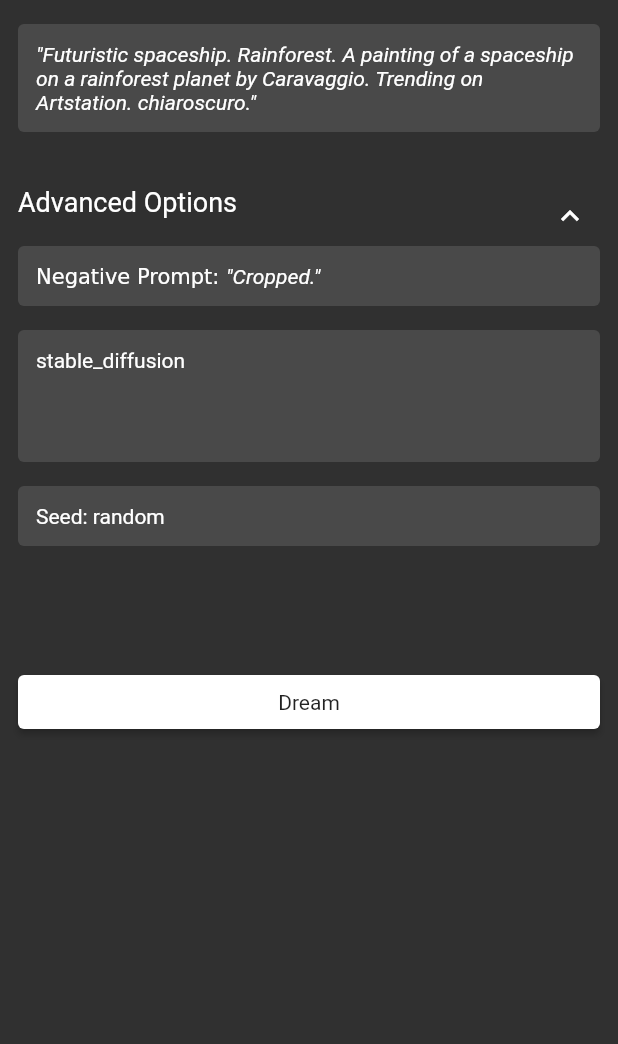
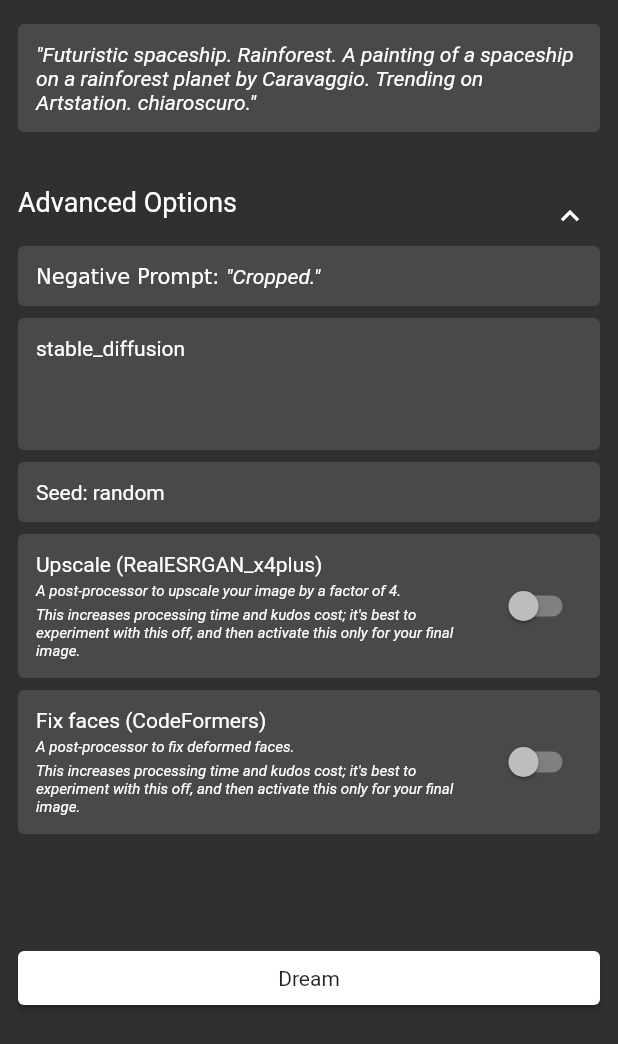
Before and after one commit to ndahlquist/stable-horde-flutter, a Flutter app: the DreamTab widget shown alone on an empty page, opened directly, after a tap on "Advanced Options", on a phone screen of 412 x 824 dp. Shown: the top 1044 px of the screen. Run offline on Flutter 3.47's test engine with Material 2 defaults, Android fonts, the phone set to English and light mode, and no system bars; drawn by our look-alikes of expandable; our stand-ins replace cached_network_image, firebase_core, firebase_remote_config, flutter_svg, google_fonts, isar and 3 more; accounts and stored records are empty; generated files the repository leaves out were written again; network calls fail; Roboto replaces fonts that are missing (Ubuntu).

Commit message:
Add options for post-processors. (#55)

```diff
--- a/lib/blocs/shared_prefs_bloc.dart
+++ b/lib/blocs/shared_prefs_bloc.dart
@@ -10,6 +10,8 @@ class _SharedPrefsBloc {
   static const _negativePromptKey = 'NEGATIVE_PROMPT_KEY';
   static const _modelKey = 'MODEL_KEY';
   static const _seedKey = 'SEED_KEY';
+  static const _upscaleKey = 'UPSCALE_KEY';
+  static const _codeformersKey = 'CODEFORMERS_KEY';
 
   static const defaultPrompt =
       "Futuristic spaceship. Rainforest. A painting of a spaceship on a rainforest planet by Caravaggio. Trending on Artstation. chiaroscuro.";
@@ -85,6 +87,26 @@ class _SharedPrefsBloc {
     final prefs = await SharedPreferences.getInstance();
     await prefs.setString(_modelKey, modelName);
   }
+
+  Future<bool> getUpscaleEnabled() async {
+    final prefs = await SharedPreferences.getInstance();
+    return prefs.getBool(_upscaleKey) ?? false;
+  }
+
+  Future setUpscaleEnabled(bool enabled) async {
+    final prefs = await SharedPreferences.getInstance();
+    await prefs.setBool(_upscaleKey, enabled);
+  }
+
+  Future<bool> getCodeformersEnabled() async {
+    final prefs = await SharedPreferences.getInstance();
+    return prefs.getBool(_codeformersKey) ?? false;
+  }
+
+  Future setCodeformersEnabled(bool enabled) async {
+    final prefs = await SharedPreferences.getInstance();
+    await prefs.setBool(_codeformersKey, enabled);
+  }
 }
 
 final sharedPrefsBloc = _SharedPrefsBloc();
--- a/lib/blocs/tasks_bloc.dart
+++ b/lib/blocs/tasks_bloc.dart
@@ -16,6 +16,16 @@ class _TasksBloc {
     final negativePrompt = await sharedPrefsBloc.getNegativePrompt();
     final model = await sharedPrefsBloc.getModel();
     final seed = await sharedPrefsBloc.getSeed();
+
+    final List<String> postProcessors = [];
+
+    if (await sharedPrefsBloc.getUpscaleEnabled()) {
+      postProcessors.add("RealESRGAN_x4plus");
+    }
+
+    if (await sharedPrefsBloc.getCodeformersEnabled()) {
+      postProcessors.add("CodeFormers");
+    }
 
     // Add new task to db.
     final dbId = await isar.writeTxn(() async {
@@ -49,7 +59,7 @@ class _TasksBloc {
         'seed': seed == null ? '' : '$seed',
         'karras': true,
         //'denoising_strength': mutationRate,
-        'post_processing': [],
+        'post_processing': postProcessors,
       },
       'nsfw': false,
       'censor_nsfw': false,
@@ -120,7 +130,7 @@ class _TasksBloc {
     return jsonResponse['done'];
   }
 
-  Future _retrieveTaskResult(StableHordeTask task) async {
+  Future<bool> _retrieveTaskResult(StableHordeTask task) async {
     final response = await http.get(
       Uri.parse(
         'https://stablehorde.net/api/v2/generate/status/${task.stableHordeId!}',
@@ -134,13 +144,16 @@ class _TasksBloc {
       );
       print(exception);
       Sentry.captureException(exception, stackTrace: StackTrace.current);
-      return;
+      return false;
     }
 
     final jsonResponse = jsonDecode(response.body);
     print(jsonResponse);
 
     final generations = jsonResponse['generations'] as List;
+    if (generations.isEmpty) {
+      return false;
+    }
 
     if (generations.length != 1) {
       throw Exception(
@@ -154,6 +167,8 @@ class _TasksBloc {
     await isar.writeTxn(() async {
       isar.stableHordeTasks.put(task);
     });
+
+    return true;
   }
 
   Future _waitOnTask(StableHordeTask task) async {
@@ -163,9 +178,9 @@ class _TasksBloc {
       bool complete = await _checkTaskCompletion(task);
       if (!complete) continue;
 
-      await _retrieveTaskResult(task);
+      bool success = await _retrieveTaskResult(task);
 
-      return;
+      if (success) return;
     }
 
     throw Exception('Failed to complete task');
--- a/lib/pages/home/dream_tab.dart
+++ b/lib/pages/home/dream_tab.dart
@@ -59,11 +59,15 @@ class _DreamTabState extends State<DreamTab> {
     return Column(
       children: [
         _negativePromptWidget(),
-        const SizedBox(height: 16),
+        const SizedBox(height: 8),
         const ModelButton(),
-        const SizedBox(height: 16),
+        const SizedBox(height: 8),
         _seedWidget(),
-        const SizedBox(height: 16),
+        const SizedBox(height: 8),
+        _upresWidget(),
+        const SizedBox(height: 8),
+        _fixFaceWidget(),
+        const SizedBox(height: 8),
       ],
     );
   }
@@ -178,6 +182,104 @@ class _DreamTabState extends State<DreamTab> {
     );
   }
 
+  Widget _upresWidget() {
+    return FractionallySizedBox(
+      widthFactor: 1,
+      child: SectionFrame(
+        child: Row(
+          children: [
+            Expanded(
+              child: Column(
+                crossAxisAlignment: CrossAxisAlignment.start,
+                children: const [
+                  Text("Upscale (RealESRGAN_x4plus)"),
+                  SizedBox(height: 4),
+                  Text(
+                    "A post-processor to upscale your image by a factor of 4.",
+                    style: TextStyle(
+                      fontSize: 10,
+                      fontStyle: FontStyle.italic,
+                    ),
+                  ),
+                  SizedBox(height: 4),
+                  Text(
+                    "This increases processing time and kudos cost; it's best to experiment with this off, and then activate this only for your final image.",
+                    style: TextStyle(
+                      fontSize: 10,
+                      fontStyle: FontStyle.italic,
+                    ),
+                  ),
+                ],
+              ),
+            ),
+            const SizedBox(width: 4),
+            FutureBuilder<bool>(
+              future: sharedPrefsBloc.getUpscaleEnabled(),
+              builder: (context, snapshot) {
+                return Switch.adaptive(
+                  value: snapshot.data ?? false,
+                  onChanged: (v) async {
+                    await sharedPrefsBloc.setUpscaleEnabled(v);
+                    setState(() {});
+                  },
+                );
+              },
+            ),
+          ],
+        ),
+      ),
+    );
+  }
+
+  Widget _fixFaceWidget() {
+    return FractionallySizedBox(
+      widthFactor: 1,
+      child: SectionFrame(
+        child: Row(
+          children: [
+            Expanded(
+              child: Column(
+                crossAxisAlignment: CrossAxisAlignment.start,
+                children: const [
+                  Text("Fix faces (CodeFormers)"),
+                  SizedBox(height: 4),
+                  Text(
+                    "A post-processor to fix deformed faces.",
+                    style: TextStyle(
+                      fontSize: 10,
+                      fontStyle: FontStyle.italic,
+                    ),
+                  ),
+                  SizedBox(height: 4),
+                  Text(
+                    "This increases processing time and kudos cost; it's best to experiment with this off, and then activate this only for your final image.",
+                    style: TextStyle(
+                      fontSize: 10,
+                      fontStyle: FontStyle.italic,
+                    ),
+                  ),
+                ],
+              ),
+            ),
+            const SizedBox(width: 4),
+            FutureBuilder<bool>(
+              future: sharedPrefsBloc.getCodeformersEnabled(),
+              builder: (context, snapshot) {
+                return Switch.adaptive(
+                  value: snapshot.data ?? false,
+                  onChanged: (v) async {
+                    await sharedPrefsBloc.setCodeformersEnabled(v);
+                    setState(() {});
+                  },
+                );
+              },
+            ),
+          ],
+        ),
+      ),
+    );
+  }
+
   Future _attemptToGenerate() async {
     final prompt = await sharedPrefsBloc.getPrompt();
     if (prompt.isEmpty) {
```
